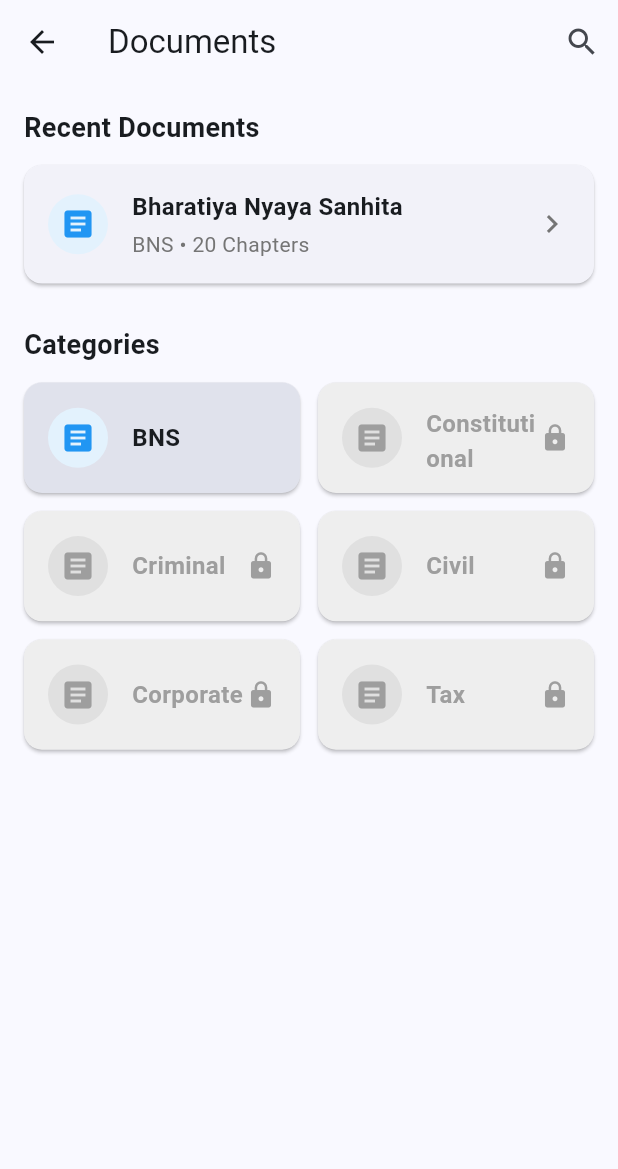
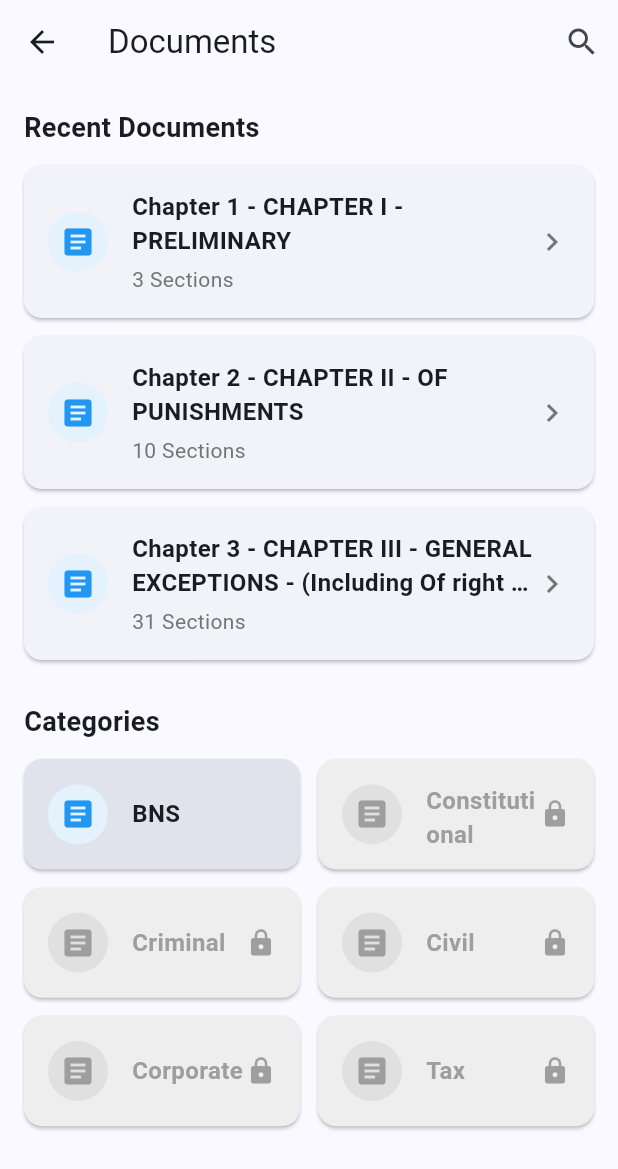
Before and after one commit to ham-zax/law_india_flutter_app, a Flutter app: the screen it shows after launch, on a phone screen of 412 x 824 dp. Shown: the top 1169 px of the screen. Run offline on Flutter 3.47's test engine with Material 3 defaults, Android fonts, the phone set to English and light mode, and no system bars; our stand-ins replace equatable, flutter_bloc; missing offline and left inert: fuzzywuzzy; generated files the repository leaves out were written again.

Commit message:
feat: Show recent chapters instead of documents in list view

```diff
--- a/lib/src/data/repositories/document_repository.dart
+++ b/lib/src/data/repositories/document_repository.dart
@@ -15,7 +15,7 @@ abstract class DocumentRepository {
 class LocalDocumentRepository implements DocumentRepository {
   @override
   Future<List<Document>> getRecentDocuments() async {
-    // For now return BNS as recent document
+    // Return BNS document with all chapters
     return await getDocumentsByCategory('BNS');
   }
 
--- a/lib/src/documents/document_list_view.dart
+++ b/lib/src/documents/document_list_view.dart
@@ -65,20 +65,21 @@ class DocumentListView extends StatelessWidget {
                       const SizedBox(height: 12),
                       Column(
                         children: state.recentDocuments
-                            .map((doc) => Padding(
+                            .expand((doc) => doc.chapters.take(3)) // Show first 3 chapters
+                            .map((chapter) => Padding(
                                   padding: const EdgeInsets.only(bottom: 12),
                                   child: InkWell(
                                     onTap: () {
                                       Navigator.pushNamed(
                                         context,
                                         DocumentDetailView.routeName,
-                                        arguments: doc,
+                                        arguments: chapter,
                                       );
                                     },
                                     child: _buildDocumentCard(
                                       context: context,
-                                      title: doc.title,
-                                      subtitle: '${doc.category} • ${doc.chapters.length} Chapters',
+                                      title: 'Chapter ${chapter.chapterNumber} - ${chapter.chapterTitle}',
+                                      subtitle: '${chapter.sections.length} Sections',
                                       showChevron: true,
                                     ),
                                   ),
```
